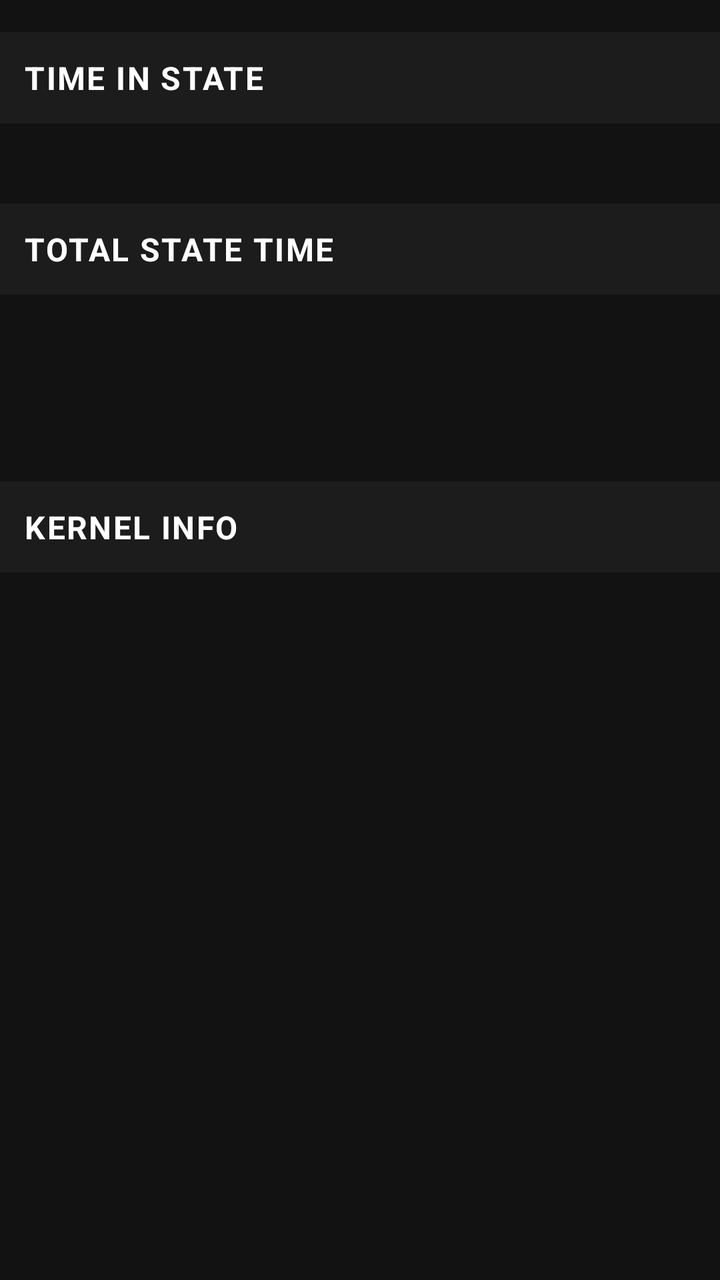
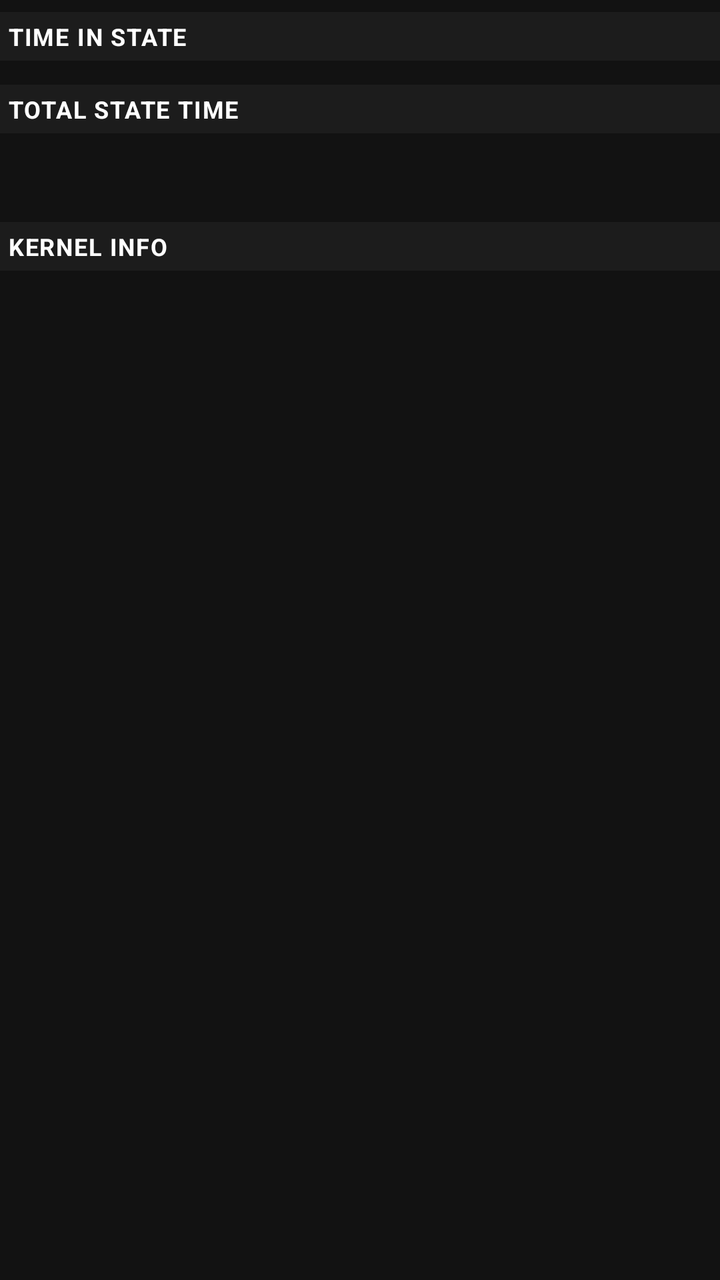

The first picture is an Android layout as it rendered before a commit; the second is the same layout after the commit. The layout source and the unified diff follow.
<!-- AndroidManifest.xml: fallback theme Theme.MaterialComponents.DayNight.NoActionBar -->
<!-- res/layout/home_layout.xml -->
<?xml version="1.0" encoding="utf-8"?>
<LinearLayout xmlns:android="http://schemas.android.com/apk/res/android"
    android:layout_width="match_parent"
    android:layout_height="match_parent"
    android:orientation="vertical"
    android:background="#121212"> 

    <ScrollView
        android:layout_width="match_parent"
        android:layout_height="match_parent">

        
        <LinearLayout
            android:layout_width="match_parent"
            android:layout_height="wrap_content"
            android:orientation="vertical"
            android:paddingBottom="16dp">

            <TextView
                style="@style/infoHeader"
                android:text="Time In State" />

            <LinearLayout
                android:id="@+id/ui_states_view"
                android:layout_width="match_parent"
                android:layout_height="wrap_content"
                android:orientation="vertical"
                android:padding="8dp" />

            
            <TextView
                android:id="@+id/ui_states_warning"
                android:layout_width="match_parent"
                android:layout_height="wrap_content"
                android:background="#4A1515"
                android:padding="16dp"
                android:text="No states file found. Are you sure your phone is compatible?\n\nIf you are running a custom ROM or kernel, try contacting its developer to inform him that the states file is not readable."
                android:textColor="#FFCDD2"
                android:textSize="16sp"
                android:textStyle="bold"
                android:visibility="gone" />

            <TextView
                android:id="@+id/ui_header_additional_states"
                style="@style/infoHeader"
                android:text="Unused CPU states"
                android:visibility="gone" />

            <TextView
                android:id="@+id/ui_additional_states"
                android:layout_width="match_parent"
                android:layout_height="wrap_content"
                android:padding="12dp"
                android:textColor="#E0E0E0"
                android:textSize="16sp"
                android:visibility="gone" />

            <TextView
                android:id="@+id/ui_header_total_state_time"
                style="@style/infoHeader"
                android:text="Total State Time" />

            <TextView
                android:id="@+id/ui_total_state_time"
                android:layout_width="match_parent"
                android:layout_height="wrap_content"
                android:gravity="center_horizontal"
                android:padding="16dp"
                android:textColor="#FFFFFF"
                android:textSize="28sp"
                android:textStyle="bold" />

            <TextView
                style="@style/infoHeader"
                android:text="Kernel Info" />

            <TextView
                android:id="@+id/ui_kernel_string"
                android:layout_width="match_parent"
                android:layout_height="wrap_content"
                android:padding="12dp"
                android:textColor="#E0E0E0"
                android:textSize="16sp" />

        </LinearLayout>
    </ScrollView>
</LinearLayout>
<!-- resources referenced by this layout -->
<resources>
  <style name="infoHeader">
          <item name="android:layout_width">match_parent</item>
          <item name="android:layout_height">wrap_content</item>
          <item name="android:padding">12dp</item>
          <item name="android:background">#1C1C1C</item> 
          <item name="android:textColor">#FFFFFF</item> 
          <item name="android:textSize">16sp</item>
          <item name="android:textStyle">bold</item>
          <item name="android:textAllCaps">true</item>
          <item name="android:layout_marginTop">16dp</item>
          <item name="android:layout_marginBottom">8dp</item>
          <item name="android:letterSpacing">0.05</item>
      </style>
</resources>

<!-- the commit's change to res/layout/home_layout.xml (unified diff, before → after) -->
@@ -3,18 +3,17 @@
     android:layout_width="match_parent"
     android:layout_height="match_parent"
     android:orientation="vertical"
-    android:background="#121212"> 
+    android:background="#121212">
 
     <ScrollView
         android:layout_width="match_parent"
         android:layout_height="match_parent">
 
-        
         <LinearLayout
             android:layout_width="match_parent"
             android:layout_height="wrap_content"
             android:orientation="vertical"
-            android:paddingBottom="16dp">
+            android:paddingBottom="4dp">
 
             <TextView
                 style="@style/infoHeader"
@@ -25,18 +24,17 @@
                 android:layout_width="match_parent"
                 android:layout_height="wrap_content"
                 android:orientation="vertical"
-                android:padding="8dp" />
+                android:padding="2dp" />
 
-            
             <TextView
                 android:id="@+id/ui_states_warning"
                 android:layout_width="match_parent"
                 android:layout_height="wrap_content"
                 android:background="#4A1515"
-                android:padding="16dp"
+                android:padding="6dp"
                 android:text="No states file found. Are you sure your phone is compatible?\n\nIf you are running a custom ROM or kernel, try contacting its developer to inform him that the states file is not readable."
                 android:textColor="#FFCDD2"
-                android:textSize="16sp"
+                android:textSize="12sp"
                 android:textStyle="bold"
                 android:visibility="gone" />
 
@@ -50,9 +48,9 @@
                 android:id="@+id/ui_additional_states"
                 android:layout_width="match_parent"
                 android:layout_height="wrap_content"
-                android:padding="12dp"
+                android:padding="4dp"
                 android:textColor="#E0E0E0"
-                android:textSize="16sp"
+                android:textSize="12sp"
                 android:visibility="gone" />
 
             <TextView
@@ -65,9 +63,9 @@
                 android:layout_width="match_parent"
                 android:layout_height="wrap_content"
                 android:gravity="center_horizontal"
-                android:padding="16dp"
+                android:padding="6dp"
                 android:textColor="#FFFFFF"
-                android:textSize="28sp"
+                android:textSize="18sp"
                 android:textStyle="bold" />
 
             <TextView
@@ -78,9 +76,9 @@
                 android:id="@+id/ui_kernel_string"
                 android:layout_width="match_parent"
                 android:layout_height="wrap_content"
-                android:padding="12dp"
+                android:padding="4dp"
                 android:textColor="#E0E0E0"
-                android:textSize="16sp" />
+                android:textSize="12sp" />
 
         </LinearLayout>
     </ScrollView>
<!-- resource entries referenced after the edit -->
@@ -3,14 +3,14 @@
   <style name="infoHeader">
           <item name="android:layout_width">match_parent</item>
           <item name="android:layout_height">wrap_content</item>
-          <item name="android:padding">12dp</item>
-          <item name="android:background">#1C1C1C</item> 
-          <item name="android:textColor">#FFFFFF</item> 
-          <item name="android:textSize">16sp</item>
+          <item name="android:padding">4dp</item>
+          <item name="android:background">#1C1C1C</item>
+          <item name="android:textColor">#FFFFFF</item>
+          <item name="android:textSize">12sp</item>
           <item name="android:textStyle">bold</item>
           <item name="android:textAllCaps">true</item>
-          <item name="android:layout_marginTop">16dp</item>
-          <item name="android:layout_marginBottom">8dp</item>
+          <item name="android:layout_marginTop">6dp</item>
+          <item name="android:layout_marginBottom">2dp</item>
           <item name="android:letterSpacing">0.05</item>
       </style>
 </resources>
